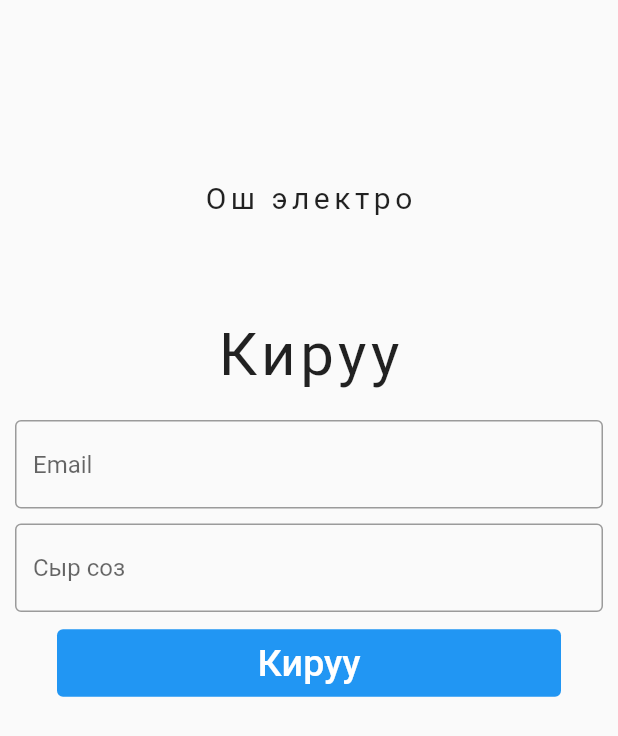
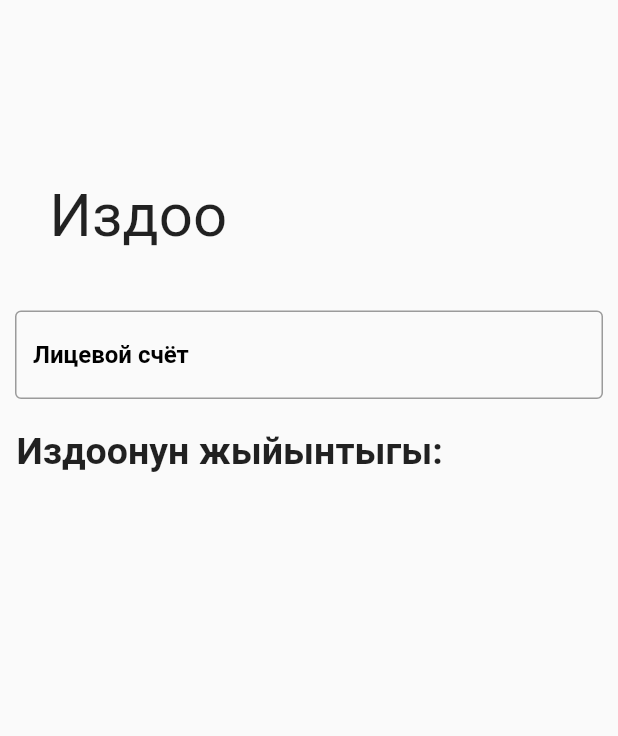
Before and after one commit to bekbosun/New-applucation, a Flutter app: the screen it shows after launch, on a phone screen of 412 x 824 dp. Shown: the top 736 px of the screen. Run offline on Flutter 3.47's test engine with Material 2 defaults, Android fonts, the light colour scheme and no system bars; our stand-ins replace google_fonts.

Commit message:
initial commit

```diff
--- a/lib/UI/register.dart
+++ b/lib/UI/register.dart
@@ -8,17 +8,17 @@ class Register extends StatelessWidget {
         child: Column(
           children: [
             SizedBox(
-              height: 120,
+              height: 100,
             ),
             Text(
-              'Ош электро',
+              'Ош электро ',
               style: TextStyle(
                 letterSpacing: 3,
-                fontSize: 20,
+                fontSize: 25,
               ),
             ),
             SizedBox(
-              height: 70,
+              height: 60,
             ),
             Text(
               'Кируу',
--- /dev/null
+++ b/lib/UI/search.dart
@@ -0,0 +1,53 @@
+import 'package:flutter/material.dart';
+
+class SearchScreen extends StatelessWidget {
+  //const SearchScreen({Key key}) : super(key: key);
+
+  @override
+  Widget build(BuildContext context) {
+    return Scaffold(
+      body: Column(
+        children: [
+          SizedBox(
+            height: 120,
+          ),
+          Text(
+            "Издоо                       ",
+            style: TextStyle(
+              fontSize: 40,
+            ),
+          ),
+          SizedBox(
+            height: 40,
+          ),
+          Padding(
+            padding: const EdgeInsets.only(right: 10, left: 10),
+            child: TextField(
+              keyboardType: TextInputType.text,
+              textInputAction: TextInputAction.send,
+              decoration: InputDecoration(
+                hintStyle: TextStyle(
+                  color: Colors.black,
+                  fontWeight: FontWeight.bold,
+                ),
+                hintText: 'Лицевой счёт',
+                border: OutlineInputBorder(
+                  borderSide: BorderSide(
+                    color: Colors.black87,
+                  ),
+                ),
+              ),
+            ),
+          ),
+          SizedBox(
+            height: 20,
+          ),
+          Text(
+            'Издоонун жыйынтыгы:                 ',
+            style: TextStyle(fontSize: 25, fontWeight: FontWeight.bold),
+          ),
+        ],
+      ),
+    );
+  }
+}
--- a/lib/main.dart
+++ b/lib/main.dart
@@ -1,5 +1,6 @@
 import 'package:flutter/material.dart';
 import 'package:flutter_application_new/UI/register.dart';
+import 'package:flutter_application_new/UI/search.dart';
 //import 'package:flutter_application_new/UI/splash_screen.dart';
 
 void main() {
@@ -15,7 +16,7 @@ class OshApp extends StatelessWidget {
       theme: ThemeData(
         primarySwatch: Colors.blue,
       ),
-      home: Register(),
+      home: SearchScreen(),
     );
   }
 }
```
